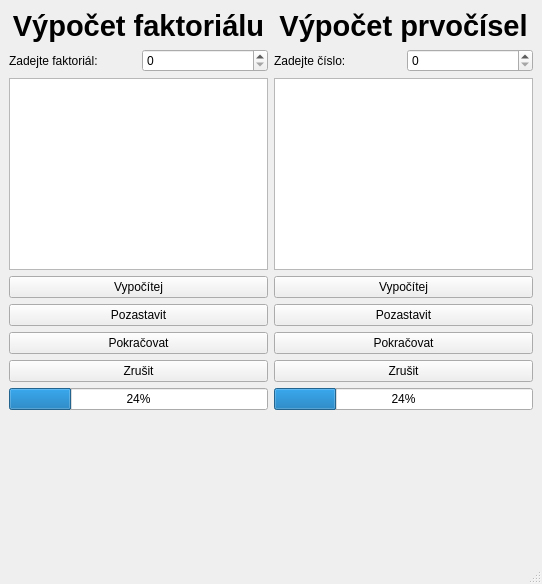
The window that mainwindow.ui (VladimirCech/Complex_calculations) describes before a commit, drawn with Qt 5.
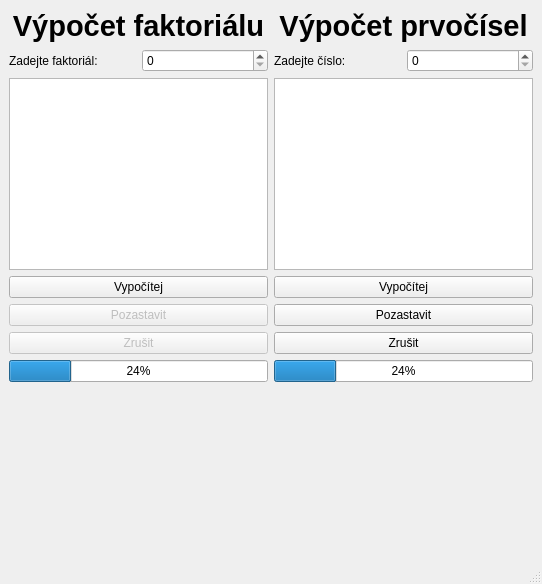
The same window after the commit.

Diff of the .ui file:
```diff
--- a/mainwindow.ui
+++ b/mainwindow.ui
@@ -87,20 +87,19 @@
         </item>
         <item>
          <widget class="QPushButton" name="factPauseButton">
-          <property name="text">
-           <string>Pozastavit</string>
+          <property name="enabled">
+           <bool>false</bool>
           </property>
-         </widget>
-        </item>
-        <item>
-         <widget class="QPushButton" name="factContinueButton">
           <property name="text">
-           <string>Pokračovat</string>
+           <string>Pozastavit</string>
           </property>
          </widget>
         </item>
         <item>
          <widget class="QPushButton" name="factCancelButton">
+          <property name="enabled">
+           <bool>false</bool>
+          </property>
           <property name="text">
            <string>Zrušit</string>
           </property>
@@ -206,13 +205,6 @@
           </property>
          </widget>
         </item>
-        <item>
-         <widget class="QPushButton" name="primeContinueButton">
-          <property name="text">
-           <string>Pokračovat</string>
-          </property>
-         </widget>
-        </item>
         <item>
          <widget class="QPushButton" name="primeCancelButton">
           <property name="text">
```
